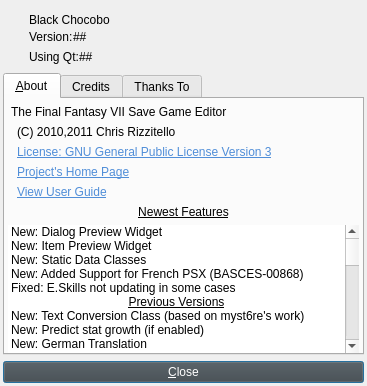
This is about.ui in sithlord48/blackchocobo as Qt 5 draws it before an edit. The edited form follows.
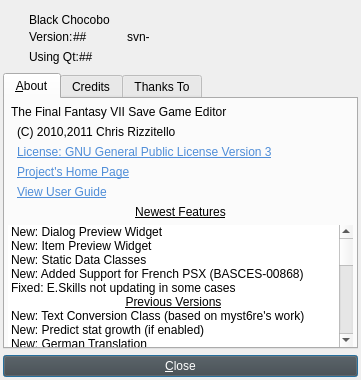
This is the edited form. Icons and pictures are not drawn.

Commit message: added check for svn revision (added to about box) currently one for linux and if svn is installed on build system

```diff
--- a/about.ui
+++ b/about.ui
@@ -9,8 +9,8 @@
    <rect>
     <x>0</x>
     <y>0</y>
-    <width>367</width>
-    <height>386</height>
+    <width>361</width>
+    <height>380</height>
    </rect>
   </property>
   <property name="sizePolicy">
@@ -205,14 +205,37 @@
            <property name="orientation">
             <enum>Qt::Horizontal</enum>
            </property>
+           <property name="sizeType">
+            <enum>QSizePolicy::Preferred</enum>
+           </property>
            <property name="sizeHint" stdset="0">
             <size>
-             <width>40</width>
+             <width>20</width>
              <height>20</height>
             </size>
            </property>
           </spacer>
          </item>
+         <item>
+          <widget class="QLabel" name="lbl_svn_lbl">
+           <property name="text">
+            <string>svn-</string>
+           </property>
+           <property name="smaller_text" stdset="0">
+            <bool>true</bool>
+           </property>
+          </widget>
+         </item>
+         <item>
+          <widget class="QLabel" name="lbl_svn_version">
+           <property name="text">
+            <string/>
+           </property>
+           <property name="smaller_text" stdset="0">
+            <bool>true</bool>
+           </property>
+          </widget>
+         </item>
         </layout>
        </item>
        <item>
```
The commit also changes 2 other files.
